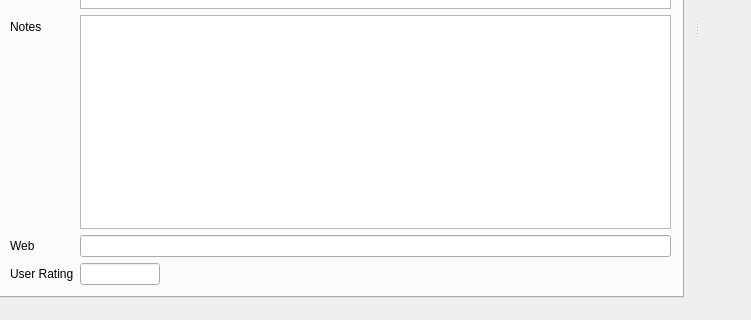
comictagger/comictagger, file comictaggerlib/ui/taggerwindow.ui: the form before one commit; both pictures show x 261 to 1012 and y 301 to 621 of the 1096 by 621 pixel window.
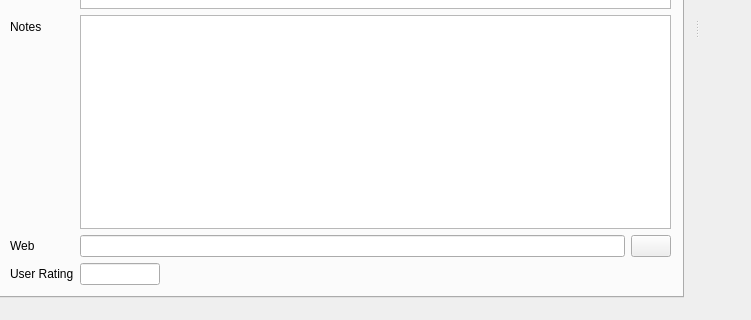
The form after the commit. The open tabs and pages were chosen to show the change.

Commit message: Adding web link convenience button to open a valid url value in a browser window.

Patch:
```diff
--- a/comictaggerlib/ui/taggerwindow.ui
+++ b/comictaggerlib/ui/taggerwindow.ui
@@ -929,11 +929,31 @@
                  </widget>
                 </item>
                 <item row="2" column="1">
+                  <layout class="QGridLayout" name="gridLayout_7">
+                   <item row="0" column="0">
                  <widget class="QLineEdit" name="leWebLink">
                   <property name="acceptDrops">
                    <bool>false</bool>
                   </property>
                  </widget>
+                   </item>
+                   <item row="0" column="1">
+                    <widget class="QPushButton" name="btnOpenWebLink">
+                     <property name="sizePolicy">
+                      <sizepolicy hsizetype="Maximum" vsizetype="Fixed">
+                       <horstretch>0</horstretch>
+                       <verstretch>0</verstretch>
+                      </sizepolicy>
+                     </property>
+                     <property name="maximumSize">
+                      <size>
+                       <width>40</width>
+                       <height>16777215</height>
+                      </size>
+                     </property>
+                    </widget>
+                   </item>
+                  </layout>
                 </item>
                 <item row="3" column="0">
                  <widget class="QLabel" name="userRatingLabel">
```
Lines whose indentation alone changed are shown as unchanged. The commit also changes 1 other file.
